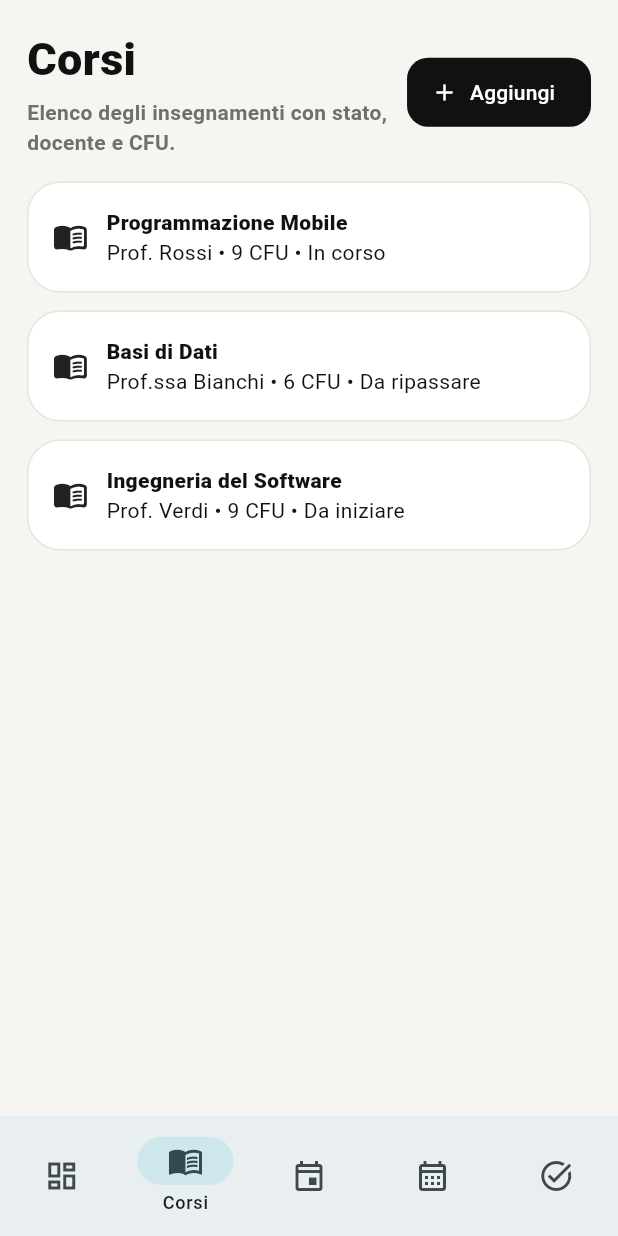
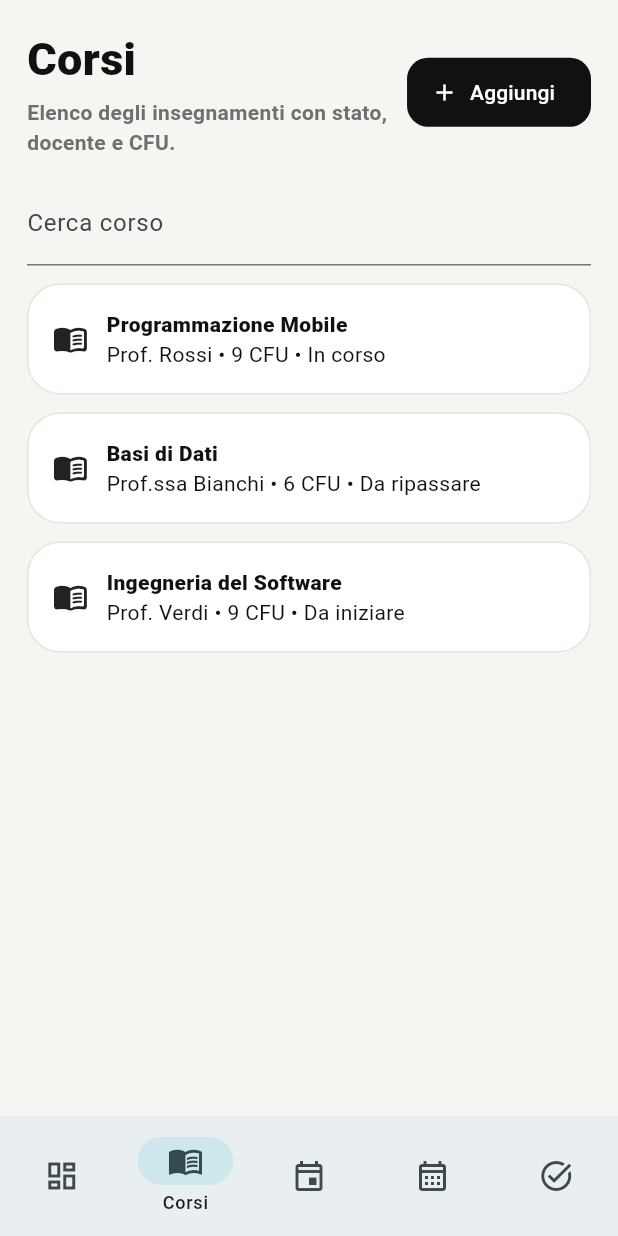
Before and after one commit to digregoriomario/StudyPlanner, a Flutter app: the screen it shows after launch, item 2 of the bottom bar chosen, on a phone screen of 412 x 824 dp. Run offline on Flutter 3.47's test engine with Material 3 defaults, Android fonts, the phone set to English and light mode, and no system bars.

Commit message:
Introduzione della ricerca nei corsi come prima funzionalità di filtro.

```diff
--- a/study_planner_app/lib/main.dart
+++ b/study_planner_app/lib/main.dart
@@ -296,7 +296,7 @@ class _CoursesScreenState extends State<CoursesScreen> {
       actions: [FilledButton.icon(onPressed: () => showTextDialog(context, 'Nuovo corso', widget.store.addCourse), icon: const Icon(Icons.add), label: const Text('Aggiungi'))],
       child: ListView(
         children: [
-
+          TextField(decoration: const InputDecoration(labelText: 'Cerca corso'), onChanged: (value) => setState(() => query = value)), const SizedBox(height: 12),
           ...data.map((course) => AppCard(
             child: Row(
               children: [
```
